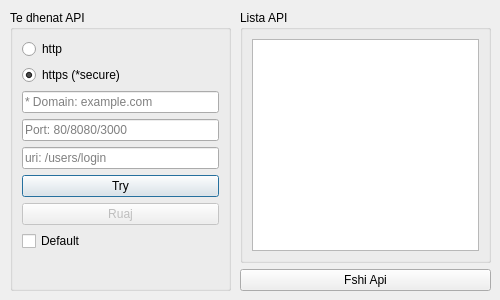
Above: apimanager.ui from juliancuni/microservicespp before the change. Below: the same form after it.
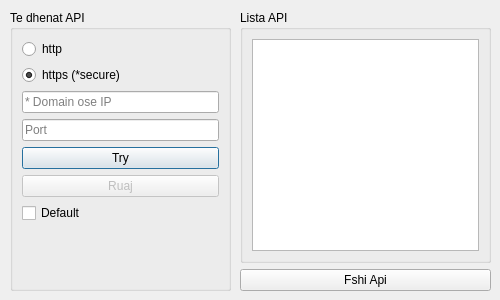
That is the form after the change.

Commit message: Login functionality. Login double-click saved sessions. Remember me. TODO: On MicroservicesMain::closeEvent() logout API

```diff
--- a/apimanager.ui
+++ b/apimanager.ui
@@ -60,7 +60,7 @@
           <string/>
          </property>
          <property name="placeholderText">
-          <string>* Domain: example.com</string>
+          <string>* Domain ose IP</string>
          </property>
         </widget>
        </item>
@@ -70,17 +70,7 @@
           <string/>
          </property>
          <property name="placeholderText">
-          <string>Port: 80/8080/3000</string>
-         </property>
-        </widget>
-       </item>
-       <item>
-        <widget class="QLineEdit" name="uriTB">
-         <property name="text">
-          <string/>
-         </property>
-         <property name="placeholderText">
-          <string>uri: /users/login</string>
+          <string>Port</string>
          </property>
         </widget>
        </item>
```
The commit also changes 8 other files.
